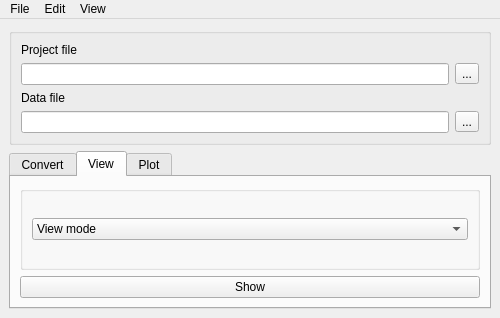
First picture: the form in gui/mainwindow.ui, repository OSUDSL/pydre, before the edit.
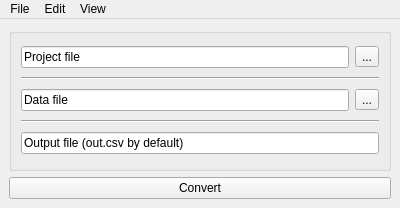
Second picture: the form after the edit. The open tabs and pages were chosen to show the change.

Commit message: Simplified home window design

What changed in the file:
```diff
--- a/gui/mainwindow.ui
+++ b/gui/mainwindow.ui
@@ -6,8 +6,8 @@
    <rect>
     <x>0</x>
     <y>0</y>
-    <width>500</width>
-    <height>318</height>
+    <width>400</width>
+    <height>208</height>
    </rect>
   </property>
   <property name="minimumSize">
@@ -39,17 +39,14 @@
        <string/>
       </property>
       <layout class="QVBoxLayout" name="verticalLayout_4">
-       <item>
-        <widget class="QLabel" name="label_2">
-         <property name="text">
-          <string>Project file</string>
-         </property>
-        </widget>
-       </item>
        <item>
         <layout class="QHBoxLayout" name="horizontalLayout_8">
          <item>
-          <widget class="QLineEdit" name="pfile_inp"/>
+          <widget class="QLineEdit" name="pfile_inp">
+           <property name="text">
+            <string>Project file</string>
+           </property>
+          </widget>
          </item>
          <item>
           <widget class="QToolButton" name="pfile_btn">
@@ -61,16 +58,20 @@
         </layout>
        </item>
        <item>
-        <widget class="QLabel" name="label_3">
-         <property name="text">
-          <string>Data file</string>
+        <widget class="Line" name="line_2">
+         <property name="orientation">
+          <enum>Qt::Horizontal</enum>
          </property>
         </widget>
        </item>
        <item>
         <layout class="QHBoxLayout" name="horizontalLayout_7">
          <item>
-          <widget class="QLineEdit" name="dfile_inp"/>
+          <widget class="QLineEdit" name="dfile_inp">
+           <property name="text">
+            <string>Data file</string>
+           </property>
+          </widget>
          </item>
          <item>
           <widget class="QToolButton" name="dfile_btn">
@@ -81,114 +82,28 @@
          </item>
         </layout>
        </item>
+       <item>
+        <widget class="Line" name="line">
+         <property name="orientation">
+          <enum>Qt::Horizontal</enum>
+         </property>
+        </widget>
+       </item>
+       <item>
+        <widget class="QLineEdit" name="ofile_inp">
+         <property name="text">
+          <string>Output file (out.csv by default)</string>
+         </property>
+        </widget>
+       </item>
       </layout>
      </widget>
     </item>
     <item>
-     <widget class="QTabWidget" name="tabWidget">
-      <property name="tabPosition">
-       <enum>QTabWidget::North</enum>
+     <widget class="QPushButton" name="convert_btn">
+      <property name="text">
+       <string>Convert</string>
       </property>
-      <property name="tabShape">
-       <enum>QTabWidget::Rounded</enum>
-      </property>
-      <property name="currentIndex">
-       <number>0</number>
-      </property>
-      <widget class="QWidget" name="tab_3">
-       <attribute name="title">
-        <string>Convert</string>
-       </attribute>
-       <layout class="QVBoxLayout" name="verticalLayout_2">
-        <item>
-         <widget class="QGroupBox" name="groupBox">
-          <property name="title">
-           <string/>
-          </property>
-          <layout class="QVBoxLayout" name="verticalLayout_6">
-           <item>
-            <widget class="QLineEdit" name="ofile_inp">
-             <property name="text">
-              <string>Output file (out.csv by default)</string>
-             </property>
-            </widget>
-           </item>
-          </layout>
-         </widget>
-        </item>
-        <item>
-         <widget class="QPushButton" name="convert_btn">
-          <property name="text">
-           <string>Convert</string>
-          </property>
-         </widget>
-        </item>
-       </layout>
-      </widget>
-      <widget class="QWidget" name="tab">
-       <attribute name="title">
-        <string>View</string>
-       </attribute>
-       <layout class="QVBoxLayout" name="verticalLayout_3">
-        <item>
-         <widget class="QGroupBox" name="groupBox_3">
-          <property name="title">
-           <string/>
-          </property>
-          <layout class="QVBoxLayout" name="verticalLayout_7">
-           <item>
-            <widget class="QComboBox" name="comboBox">
-             <item>
-              <property name="text">
-               <string>View mode</string>
-              </property>
-             </item>
-            </widget>
-           </item>
-          </layout>
-         </widget>
-        </item>
-        <item>
-         <widget class="QPushButton" name="pushButton_3">
-          <property name="text">
-           <string>Show</string>
-          </property>
-         </widget>
-        </item>
-       </layout>
-      </widget>
-      <widget class="QWidget" name="tab_4">
-       <attribute name="title">
-        <string>Plot</string>
-       </attribute>
-       <layout class="QVBoxLayout" name="verticalLayout_5">
-        <item>
-         <widget class="QGroupBox" name="groupBox_4">
-          <property name="title">
-           <string/>
-          </property>
-          <layout class="QVBoxLayout" name="verticalLayout_8">
-           <item>
-            <widget class="QComboBox" name="comboBox_2">
-             <item>
-              <property name="text">
-               <string>Plot mode</string>
-              </property>
-             </item>
-            </widget>
-           </item>
-          </layout>
-         </widget>
-        </item>
-        <item>
-         <widget class="QPushButton" name="pushButton">
-          <property name="text">
-           <string>Show</string>
-          </property>
-         </widget>
-        </item>
-       </layout>
-      </widget>
      </widget>
     </item>
    </layout>
@@ -198,7 +113,7 @@
     <rect>
      <x>0</x>
      <y>0</y>
-     <width>500</width>
+     <width>400</width>
      <height>21</height>
     </rect>
    </property>
```
The commit also changes 1 other file.
